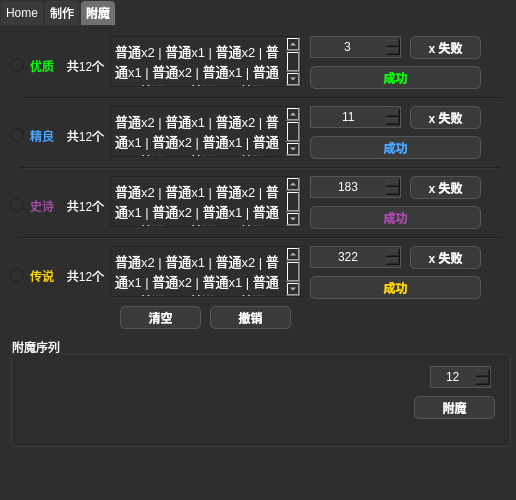
First picture: the form in Qt_MVC_cscalc/ui/main_window.ui, repository Seymour-ye/shoptitans, before the edit.
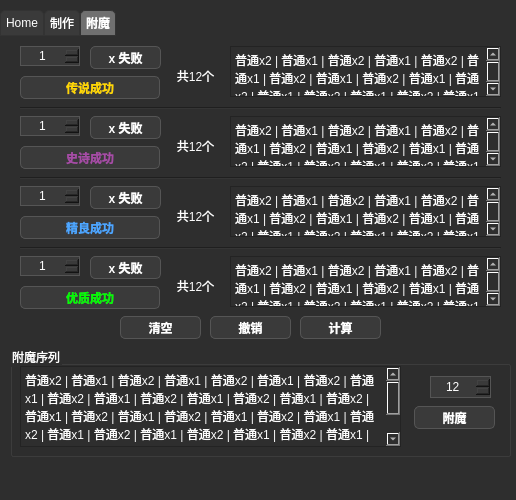
Second picture: the form after the edit. The open tabs and pages were chosen to show the change.

Commit message: Finished functionalities of enchantment input & analyze

```diff
--- a/Qt_MVC_cscalc/ui/main_window.ui
+++ b/Qt_MVC_cscalc/ui/main_window.ui
@@ -107,7 +107,7 @@
     <property name="geometry">
      <rect>
       <x>0</x>
-      <y>0</y>
+      <y>10</y>
       <width>521</width>
       <height>481</height>
      </rect>
@@ -1550,76 +1550,12 @@
      <attribute name="title">
       <string>附魔</string>
      </attribute>
-     <widget class="QRadioButton" name="superior_selection">
+     <widget class="QLabel" name="enchantment_count_label_1">
       <property name="geometry">
        <rect>
-        <x>10</x>
-        <y>30</y>
-        <width>51</width>
-        <height>19</height>
-       </rect>
-      </property>
-      <property name="styleSheet">
-       <string notr="true">color: #00ff00;</string>
-      </property>
-      <property name="text">
-       <string>优质</string>
-      </property>
-     </widget>
-     <widget class="QRadioButton" name="flawless_selection">
-      <property name="geometry">
-       <rect>
-        <x>10</x>
-        <y>100</y>
-        <width>51</width>
-        <height>19</height>
-       </rect>
-      </property>
-      <property name="styleSheet">
-       <string notr="true">color: #4da6ff;</string>
-      </property>
-      <property name="text">
-       <string>精良</string>
-      </property>
-     </widget>
-     <widget class="QRadioButton" name="epic_selection">
-      <property name="geometry">
-       <rect>
-        <x>10</x>
-        <y>170</y>
-        <width>51</width>
-        <height>19</height>
-       </rect>
-      </property>
-      <property name="styleSheet">
-       <string notr="true">color: #a64ca6;</string>
-      </property>
-      <property name="text">
-       <string>史诗</string>
-      </property>
-     </widget>
-     <widget class="QRadioButton" name="legendary_selection">
-      <property name="geometry">
-       <rect>
-        <x>10</x>
+        <x>170</x>
         <y>240</y>
         <width>51</width>
-        <height>19</height>
-       </rect>
-      </property>
-      <property name="styleSheet">
-       <string notr="true">color: #ffd700;</string>
-      </property>
-      <property name="text">
-       <string>传说</string>
-      </property>
-     </widget>
-     <widget class="QLabel" name="superior_sequence_count_label">
-      <property name="geometry">
-       <rect>
-        <x>60</x>
-        <y>30</y>
-        <width>51</width>
         <height>20</height>
        </rect>
       </property>
@@ -1634,157 +1570,10 @@
        <set>Qt::AlignmentFlag::AlignCenter</set>
       </property>
      </widget>
-     <widget class="QLabel" name="legendary_sequence_count_label">
+     <widget class="QPushButton" name="failure_1">
       <property name="geometry">
        <rect>
-        <x>60</x>
-        <y>240</y>
-        <width>51</width>
-        <height>20</height>
-       </rect>
-      </property>
-      <property name="styleSheet">
-       <string notr="true">background: none;
-border: none;</string>
-      </property>
-      <property name="text">
-       <string>共12个</string>
-      </property>
-      <property name="alignment">
-       <set>Qt::AlignmentFlag::AlignCenter</set>
-      </property>
-     </widget>
-     <widget class="QLabel" name="epic_sequence_count_label">
-      <property name="geometry">
-       <rect>
-        <x>60</x>
-        <y>170</y>
-        <width>51</width>
-        <height>20</height>
-       </rect>
-      </property>
-      <property name="styleSheet">
-       <string notr="true">background: none;
-border: none;</string>
-      </property>
-      <property name="text">
-       <string>共12个</string>
-      </property>
-      <property name="alignment">
-       <set>Qt::AlignmentFlag::AlignCenter</set>
-      </property>
-     </widget>
-     <widget class="QLabel" name="flawless_sequence_count_label">
-      <property name="geometry">
-       <rect>
-        <x>60</x>
-        <y>100</y>
-        <width>51</width>
-        <height>20</height>
-       </rect>
-      </property>
-      <property name="styleSheet">
-       <string notr="true">background: none;
-border: none;</string>
-      </property>
-      <property name="text">
-       <string>共12个</string>
-      </property>
-      <property name="alignment">
-       <set>Qt::AlignmentFlag::AlignCenter</set>
-      </property>
-     </widget>
-     <widget class="QPushButton" name="superior_failure">
-      <property name="geometry">
-       <rect>
-        <x>410</x>
-        <y>10</y>
-        <width>71</width>
-        <height>23</height>
-       </rect>
-      </property>
-      <property name="text">
-       <string>x 失败</string>
-      </property>
-     </widget>
-     <widget class="QPushButton" name="superior_success">
-      <property name="geometry">
-       <rect>
-        <x>310</x>
-        <y>40</y>
-        <width>171</width>
-        <height>23</height>
-       </rect>
-      </property>
-      <property name="styleSheet">
-       <string notr="true">color: #00ff00;</string>
-      </property>
-      <property name="text">
-       <string>成功</string>
-      </property>
-     </widget>
-     <widget class="QPushButton" name="flawless_failure">
-      <property name="geometry">
-       <rect>
-        <x>410</x>
-        <y>80</y>
-        <width>71</width>
-        <height>23</height>
-       </rect>
-      </property>
-      <property name="text">
-       <string>x 失败</string>
-      </property>
-     </widget>
-     <widget class="QPushButton" name="flawless_success">
-      <property name="geometry">
-       <rect>
-        <x>310</x>
-        <y>110</y>
-        <width>171</width>
-        <height>23</height>
-       </rect>
-      </property>
-      <property name="styleSheet">
-       <string notr="true">color: #4da6ff;</string>
-      </property>
-      <property name="text">
-       <string>成功</string>
-      </property>
-     </widget>
-     <widget class="QPushButton" name="epic_failure">
-      <property name="geometry">
-       <rect>
-        <x>410</x>
-        <y>150</y>
-        <width>71</width>
-        <height>23</height>
-       </rect>
-      </property>
-      <property name="text">
-       <string>x 失败</string>
-      </property>
-     </widget>
-     <widget class="QPushButton" name="epic_success">
-      <property name="geometry">
-       <rect>
-        <x>310</x>
-        <y>180</y>
-        <width>171</width>
-        <height>23</height>
-       </rect>
-      </property>
-      <property name="styleSheet">
-       <string notr="true">color: #a64ca6;</string>
-      </property>
-      <property name="text">
-       <string>成功</string>
-      </property>
-     </widget>
-     <widget class="QPushButton" name="legendary_failure">
-      <property name="geometry">
-       <rect>
-        <x>410</x>
+        <x>90</x>
         <y>220</y>
         <width>71</width>
         <height>23</height>
@@ -1797,17 +1586,33 @@
      <widget class="QPushButton" name="legendary_success">
       <property name="geometry">
        <rect>
-        <x>310</x>
+        <x>20</x>
         <y>250</y>
-        <width>171</width>
+        <width>140</width>
         <height>23</height>
        </rect>
       </property>
       <property name="styleSheet">
-       <string notr="true">color: #ffd700;</string>
+       <string notr="true">color: #00ff00;</string>
       </property>
       <property name="text">
-       <string>成功</string>
+       <string>优质成功</string>
+      </property>
+     </widget>
+     <widget class="QPushButton" name="success_3">
+      <property name="geometry">
+       <rect>
+        <x>20</x>
+        <y>110</y>
+        <width>140</width>
+        <height>23</height>
+       </rect>
+      </property>
+      <property name="styleSheet">
+       <string notr="true">color: #a64ca6;</string>
+      </property>
+      <property name="text">
+       <string>史诗成功</string>
       </property>
      </widget>
      <widget class="QGroupBox" name="final_sequence">
@@ -1854,6 +1659,29 @@
         <number>12</number>
        </property>
       </widget>
+      <widget class="QTextBrowser" name="enchantment_result">
+       <property name="geometry">
+        <rect>
+         <x>10</x>
+         <y>20</y>
+         <width>381</width>
+         <height>81</height>
+        </rect>
+       </property>
+       <property name="verticalScrollBarPolicy">
+        <enum>Qt::ScrollBarPolicy::ScrollBarAlwaysOn</enum>
+       </property>
+       <property name="html">
+        <string>&lt;!DOCTYPE HTML PUBLIC &quot;-//W3C//DTD HTML 4.0//EN&quot; &quot;http://www.w3.org/TR/REC-html40/strict.dtd&quot;&gt;
+&lt;html&gt;&lt;head&gt;&lt;meta name=&quot;qrichtext&quot; content=&quot;1&quot; /&gt;&lt;meta charset=&quot;utf-8&quot; /&gt;&lt;style type=&quot;text/css&quot;&gt;
+p, li { white-space: pre-wrap; }
+hr { height: 1px; border-width: 0; }
+li.unchecked::marker { content: &quot;\2610&quot;; }
+li.checked::marker { content: &quot;\2612&quot;; }
+&lt;/style&gt;&lt;/head&gt;&lt;body style=&quot; font-family:'Microsoft YaHei UI'; font-size:9pt; font-weight:400; font-style:normal;&quot;&gt;
+&lt;p style=&quot; margin-top:0px; margin-bottom:0px; margin-left:0px; margin-right:0px; -qt-block-indent:0; text-indent:0px;&quot;&gt;普通x2 | 普通x1 | 普通x2 | 普通x1 | 普通x2 | 普通x1 | 普通x2 | 普通x1 | 普通x2 | 普通x1 | 普通x2 | 普通x1 | 普通x2 | 普通x1 | 普通x2 | 普通x1 | 普通x2 | 普通x1 | 普通x2 | 普通x1 | 普通x2 | 普通x1 | 普通x2 | 普通x1 | 普通x2 | 普通x1 | 普通x2 | 普通x1 | 普通x2 | 普通x1 | 普通x2 | 普通x1 | 普通x2 | 普通x1 | 普通x2 | 普通x1 | 普通x2 | 普通x1 | 普通x2 | 普通x1 | 普通x2 | 普通x1 | &lt;/p&gt;&lt;/body&gt;&lt;/html&gt;</string>
+       </property>
+      </widget>
      </widget>
      <widget class="Line" name="line">
       <property name="geometry">
@@ -1897,70 +1725,10 @@
      <widget class="QSpinBox" name="epic_failure_amount">
       <property name="geometry">
        <rect>
-        <x>310</x>
-        <y>150</y>
-        <width>91</width>
-        <height>22</height>
-       </rect>
-      </property>
-      <property name="alignment">
-       <set>Qt::AlignmentFlag::AlignCenter</set>
-      </property>
-      <property name="maximum">
-       <number>9999</number>
-      </property>
-      <property name="value">
-       <number>183</number>
-      </property>
-     </widget>
-     <widget class="QSpinBox" name="superior_failure_amount">
-      <property name="geometry">
-       <rect>
-        <x>310</x>
-        <y>10</y>
-        <width>91</width>
-        <height>22</height>
-       </rect>
-      </property>
-      <property name="alignment">
-       <set>Qt::AlignmentFlag::AlignCenter</set>
-      </property>
-      <property name="prefix">
-       <string/>
-      </property>
-      <property name="maximum">
-       <number>9999</number>
-      </property>
-      <property name="value">
-       <number>3</number>
-      </property>
-     </widget>
-     <widget class="QSpinBox" name="legendary_failure_amount">
-      <property name="geometry">
-       <rect>
-        <x>310</x>
+        <x>20</x>
         <y>220</y>
-        <width>91</width>
-        <height>22</height>
-       </rect>
-      </property>
-      <property name="alignment">
-       <set>Qt::AlignmentFlag::AlignCenter</set>
-      </property>
-      <property name="maximum">
-       <number>9999</number>
-      </property>
-      <property name="value">
-       <number>322</number>
-      </property>
-     </widget>
-     <widget class="QSpinBox" name="flawless_failure_amount">
-      <property name="geometry">
-       <rect>
-        <x>310</x>
-        <y>80</y>
-        <width>91</width>
-        <height>22</height>
+        <width>60</width>
+        <height>20</height>
        </rect>
       </property>
       <property name="alignment">
@@ -1969,14 +1737,14 @@
       <property name="prefix">
        <string/>
       </property>
+      <property name="minimum">
+       <number>1</number>
+      </property>
       <property name="maximum">
        <number>9999</number>
       </property>
       <property name="value">
-       <number>11</number>
-      </property>
-      <property name="displayIntegerBase">
-       <number>10</number>
+       <number>1</number>
       </property>
      </widget>
      <widget class="QPushButton" name="enchantment_clear">
@@ -2004,82 +1772,16 @@
       <property name="text">
        <string>撤销</string>
       </property>
-     </widget>
-     <widget class="QTextBrowser" name="textBrowser">
-      <property name="geometry">
-       <rect>
-        <x>110</x>
-        <y>10</y>
-        <width>191</width>
-        <height>51</height>
-       </rect>
+      <property name="shortcut">
+       <string>Backspace</string>
       </property>
-      <property name="verticalScrollBarPolicy">
-       <enum>Qt::ScrollBarPolicy::ScrollBarAlwaysOn</enum>
-      </property>
-      <property name="html">
-       <string>&lt;!DOCTYPE HTML PUBLIC &quot;-//W3C//DTD HTML 4.0//EN&quot; &quot;http://www.w3.org/TR/REC-html40/strict.dtd&quot;&gt;
-&lt;html&gt;&lt;head&gt;&lt;meta name=&quot;qrichtext&quot; content=&quot;1&quot; /&gt;&lt;meta charset=&quot;utf-8&quot; /&gt;&lt;style type=&quot;text/css&quot;&gt;
-p, li { white-space: pre-wrap; }
-hr { height: 1px; border-width: 0; }
-li.unchecked::marker { content: &quot;\2610&quot;; }
-li.checked::marker { content: &quot;\2612&quot;; }
-&lt;/style&gt;&lt;/head&gt;&lt;body style=&quot; font-family:'Microsoft YaHei UI'; font-size:9pt; font-weight:400; font-style:normal;&quot;&gt;
-&lt;p style=&quot; margin-top:0px; margin-bottom:0px; margin-left:0px; margin-right:0px; -qt-block-indent:0; text-indent:0px;&quot;&gt;&lt;span style=&quot; font-size:10pt;&quot;&gt;普通x2 | 普通x1 | 普通x2 | 普通x1 | 普通x2 | 普通x1 | 普通x2 | 普通x1 | 普通x2 | 普通x1 | 普通x2 | 普通x1 | 普通x2 | 普通x1 | 普通x2 | 普通x1 | 普通x2 | 普通x1 | 普通x2 | 普通x1 | 普通x2 | 普通x1 | 普通x2 | 普通x1 | 普通x2 | 普通x1 | 普通x2 | 普通x1 | 普通x2 | 普通x1 | 普通x2 | 普通x1 | 普通x2 | 普通x1 | 普通x2 | 普通x1 | 普通x2 | 普通x1 | 普通x2 | 普通x1 | 普通x2 | 普通x1 | &lt;/span&gt;&lt;/p&gt;&lt;/body&gt;&lt;/html&gt;</string>
-      </property>
      </widget>
      <widget class="QTextBrowser" name="textBrowser_2">
       <property name="geometry">
        <rect>
-        <x>110</x>
-        <y>80</y>
-        <width>191</width>
-        <height>51</height>
-       </rect>
-      </property>
-      <property name="verticalScrollBarPolicy">
-       <enum>Qt::ScrollBarPolicy::ScrollBarAlwaysOn</enum>
-      </property>
-      <property name="html">
-       <string>&lt;!DOCTYPE HTML PUBLIC &quot;-//W3C//DTD HTML 4.0//EN&quot; &quot;http://www.w3.org/TR/REC-html40/strict.dtd&quot;&gt;
-&lt;html&gt;&lt;head&gt;&lt;meta name=&quot;qrichtext&quot; content=&quot;1&quot; /&gt;&lt;meta charset=&quot;utf-8&quot; /&gt;&lt;style type=&quot;text/css&quot;&gt;
-p, li { white-space: pre-wrap; }
-hr { height: 1px; border-width: 0; }
-li.unchecked::marker { content: &quot;\2610&quot;; }
-li.checked::marker { content: &quot;\2612&quot;; }
-&lt;/style&gt;&lt;/head&gt;&lt;body style=&quot; font-family:'Microsoft YaHei UI'; font-size:9pt; font-weight:400; font-style:normal;&quot;&gt;
-&lt;p style=&quot; margin-top:0px; margin-bottom:0px; margin-left:0px; margin-right:0px; -qt-block-indent:0; text-indent:0px;&quot;&gt;&lt;span style=&quot; font-size:10pt;&quot;&gt;普通x2 | 普通x1 | 普通x2 | 普通x1 | 普通x2 | 普通x1 | 普通x2 | 普通x1 | 普通x2 | 普通x1 | 普通x2 | 普通x1 | 普通x2 | 普通x1 | 普通x2 | 普通x1 | 普通x2 | 普通x1 | 普通x2 | 普通x1 | 普通x2 | 普通x1 | 普通x2 | 普通x1 | 普通x2 | 普通x1 | 普通x2 | 普通x1 | 普通x2 | 普通x1 | 普通x2 | 普通x1 | 普通x2 | 普通x1 | 普通x2 | 普通x1 | 普通x2 | 普通x1 | 普通x2 | 普通x1 | 普通x2 | 普通x1 | &lt;/span&gt;&lt;/p&gt;&lt;/body&gt;&lt;/html&gt;</string>
-      </property>
-     </widget>
-     <widget class="QTextBrowser" name="textBrowser_3">
-      <property name="geometry">
-       <rect>
-        <x>110</x>
-        <y>150</y>
-        <width>191</width>
-        <height>51</height>
-       </rect>
-      </property>
-      <property name="verticalScrollBarPolicy">
-       <enum>Qt::ScrollBarPolicy::ScrollBarAlwaysOn</enum>
-      </property>
-      <property name="html">
-       <string>&lt;!DOCTYPE HTML PUBLIC &quot;-//W3C//DTD HTML 4.0//EN&quot; &quot;http://www.w3.org/TR/REC-html40/strict.dtd&quot;&gt;
-&lt;html&gt;&lt;head&gt;&lt;meta name=&quot;qrichtext&quot; content=&quot;1&quot; /&gt;&lt;meta charset=&quot;utf-8&quot; /&gt;&lt;style type=&quot;text/css&quot;&gt;
-p, li { white-space: pre-wrap; }
-hr { height: 1px; border-width: 0; }
-li.unchecked::marker { content: &quot;\2610&quot;; }
-li.checked::marker { content: &quot;\2612&quot;; }
-&lt;/style&gt;&lt;/head&gt;&lt;body style=&quot; font-family:'Microsoft YaHei UI'; font-size:9pt; font-weight:400; font-style:normal;&quot;&gt;
-&lt;p style=&quot; margin-top:0px; margin-bottom:0px; margin-left:0px; margin-right:0px; -qt-block-indent:0; text-indent:0px;&quot;&gt;&lt;span style=&quot; font-size:10pt;&quot;&gt;普通x2 | 普通x1 | 普通x2 | 普通x1 | 普通x2 | 普通x1 | 普通x2 | 普通x1 | 普通x2 | 普通x1 | 普通x2 | 普通x1 | 普通x2 | 普通x1 | 普通x2 | 普通x1 | 普通x2 | 普通x1 | 普通x2 | 普通x1 | 普通x2 | 普通x1 | 普通x2 | 普通x1 | 普通x2 | 普通x1 | 普通x2 | 普通x1 | 普通x2 | 普通x1 | 普通x2 | 普通x1 | 普通x2 | 普通x1 | 普通x2 | 普通x1 | 普通x2 | 普通x1 | 普通x2 | 普通x1 | 普通x2 | 普通x1 | &lt;/span&gt;&lt;/p&gt;&lt;/body&gt;&lt;/html&gt;</string>
-      </property>
-     </widget>
-     <widget class="QTextBrowser" name="textBrowser_4">
-      <property name="geometry">
-       <rect>
-        <x>110</x>
+        <x>230</x>
         <y>220</y>
-        <width>191</width>
+        <width>271</width>
         <height>51</height>
        </rect>
       </property>
@@ -2094,7 +1796,298 @@
 li.unchecked::marker { content: &quot;\2610&quot;; }
 li.checked::marker { content: &quot;\2612&quot;; }
 &lt;/style&gt;&lt;/head&gt;&lt;body style=&quot; font-family:'Microsoft YaHei UI'; font-size:9pt; font-weight:400; font-style:normal;&quot;&gt;
-&lt;p style=&quot; margin-top:0px; margin-bottom:0px; margin-left:0px; margin-right:0px; -qt-block-indent:0; text-indent:0px;&quot;&gt;&lt;span style=&quot; font-size:10pt;&quot;&gt;普通x2 | 普通x1 | 普通x2 | 普通x1 | 普通x2 | 普通x1 | 普通x2 | 普通x1 | 普通x2 | 普通x1 | 普通x2 | 普通x1 | 普通x2 | 普通x1 | 普通x2 | 普通x1 | 普通x2 | 普通x1 | 普通x2 | 普通x1 | 普通x2 | 普通x1 | 普通x2 | 普通x1 | 普通x2 | 普通x1 | 普通x2 | 普通x1 | 普通x2 | 普通x1 | 普通x2 | 普通x1 | 普通x2 | 普通x1 | 普通x2 | 普通x1 | 普通x2 | 普通x1 | 普通x2 | 普通x1 | 普通x2 | 普通x1 | &lt;/span&gt;&lt;/p&gt;&lt;/body&gt;&lt;/html&gt;</string>
+&lt;p style=&quot; margin-top:0px; margin-bottom:0px; margin-left:0px; margin-right:0px; -qt-block-indent:0; text-indent:0px;&quot;&gt;普通x2 | 普通x1 | 普通x2 | 普通x1 | 普通x2 | 普通x1 | 普通x2 | 普通x1 | 普通x2 | 普通x1 | 普通x2 | 普通x1 | 普通x2 | 普通x1 | 普通x2 | 普通x1 | 普通x2 | 普通x1 | 普通x2 | 普通x1 | 普通x2 | 普通x1 | 普通x2 | 普通x1 | 普通x2 | 普通x1 | 普通x2 | 普通x1 | 普通x2 | 普通x1 | 普通x2 | 普通x1 | 普通x2 | 普通x1 | 普通x2 | 普通x1 | 普通x2 | 普通x1 | 普通x2 | 普通x1 | 普通x2 | 普通x1 | &lt;/p&gt;&lt;/body&gt;&lt;/html&gt;</string>
+      </property>
+     </widget>
+     <widget class="QPushButton" name="failure_3">
+      <property name="geometry">
+       <rect>
+        <x>90</x>
+        <y>80</y>
+        <width>71</width>
+        <height>23</height>
+       </rect>
+      </property>
+      <property name="text">
+       <string>x 失败</string>
+      </property>
+     </widget>
+     <widget class="QSpinBox" name="failure_amount_3">
+      <property name="geometry">
+       <rect>
+        <x>20</x>
+        <y>80</y>
+        <width>60</width>
+        <height>20</height>
+       </rect>
+      </property>
+      <property name="alignment">
+       <set>Qt::AlignmentFlag::AlignCenter</set>
+      </property>
+      <property name="prefix">
+       <string/>
+      </property>
+      <property name="minimum">
+       <number>1</number>
+      </property>
+      <property name="maximum">
+       <number>9999</number>
+      </property>
+      <property name="value">
+       <number>1</number>
+      </property>
+     </widget>
+     <widget class="QLabel" name="enchantment_count_label_3">
+      <property name="geometry">
+       <rect>
+        <x>170</x>
+        <y>100</y>
+        <width>51</width>
+        <height>20</height>
+       </rect>
+      </property>
+      <property name="styleSheet">
+       <string notr="true">background: none;
+border: none;</string>
+      </property>
+      <property name="text">
+       <string>共12个</string>
+      </property>
+      <property name="alignment">
+       <set>Qt::AlignmentFlag::AlignCenter</set>
+      </property>
+     </widget>
+     <widget class="QTextBrowser" name="enchantment_sequence_3">
+      <property name="geometry">
+       <rect>
+        <x>230</x>
+        <y>80</y>
+        <width>271</width>
+        <height>51</height>
+       </rect>
+      </property>
+      <property name="verticalScrollBarPolicy">
+       <enum>Qt::ScrollBarPolicy::ScrollBarAlwaysOn</enum>
+      </property>
+      <property name="html">
+       <string>&lt;!DOCTYPE HTML PUBLIC &quot;-//W3C//DTD HTML 4.0//EN&quot; &quot;http://www.w3.org/TR/REC-html40/strict.dtd&quot;&gt;
+&lt;html&gt;&lt;head&gt;&lt;meta name=&quot;qrichtext&quot; content=&quot;1&quot; /&gt;&lt;meta charset=&quot;utf-8&quot; /&gt;&lt;style type=&quot;text/css&quot;&gt;
+p, li { white-space: pre-wrap; }
+hr { height: 1px; border-width: 0; }
+li.unchecked::marker { content: &quot;\2610&quot;; }
+li.checked::marker { content: &quot;\2612&quot;; }
+&lt;/style&gt;&lt;/head&gt;&lt;body style=&quot; font-family:'Microsoft YaHei UI'; font-size:9pt; font-weight:400; font-style:normal;&quot;&gt;
+&lt;p style=&quot; margin-top:0px; margin-bottom:0px; margin-left:0px; margin-right:0px; -qt-block-indent:0; text-indent:0px;&quot;&gt;普通x2 | 普通x1 | 普通x2 | 普通x1 | 普通x2 | 普通x1 | 普通x2 | 普通x1 | 普通x2 | 普通x1 | 普通x2 | 普通x1 | 普通x2 | 普通x1 | 普通x2 | 普通x1 | 普通x2 | 普通x1 | 普通x2 | 普通x1 | 普通x2 | 普通x1 | 普通x2 | 普通x1 | 普通x2 | 普通x1 | 普通x2 | 普通x1 | 普通x2 | 普通x1 | 普通x2 | 普通x1 | 普通x2 | 普通x1 | 普通x2 | 普通x1 | 普通x2 | 普通x1 | 普通x2 | 普通x1 | 普通x2 | 普通x1 | &lt;/p&gt;&lt;/body&gt;&lt;/html&gt;</string>
+      </property>
+     </widget>
+     <widget class="QTextBrowser" name="enchantment_sequence_4">
+      <property name="geometry">
+       <rect>
+        <x>230</x>
+        <y>10</y>
+        <width>271</width>
+        <height>51</height>
+       </rect>
+      </property>
+      <property name="verticalScrollBarPolicy">
+       <enum>Qt::ScrollBarPolicy::ScrollBarAlwaysOn</enum>
+      </property>
+      <property name="html">
+       <string>&lt;!DOCTYPE HTML PUBLIC &quot;-//W3C//DTD HTML 4.0//EN&quot; &quot;http://www.w3.org/TR/REC-html40/strict.dtd&quot;&gt;
+&lt;html&gt;&lt;head&gt;&lt;meta name=&quot;qrichtext&quot; content=&quot;1&quot; /&gt;&lt;meta charset=&quot;utf-8&quot; /&gt;&lt;style type=&quot;text/css&quot;&gt;
+p, li { white-space: pre-wrap; }
+hr { height: 1px; border-width: 0; }
+li.unchecked::marker { content: &quot;\2610&quot;; }
+li.checked::marker { content: &quot;\2612&quot;; }
+&lt;/style&gt;&lt;/head&gt;&lt;body style=&quot; font-family:'Microsoft YaHei UI'; font-size:9pt; font-weight:400; font-style:normal;&quot;&gt;
+&lt;p style=&quot; margin-top:0px; margin-bottom:0px; margin-left:0px; margin-right:0px; -qt-block-indent:0; text-indent:0px;&quot;&gt;普通x2 | 普通x1 | 普通x2 | 普通x1 | 普通x2 | 普通x1 | 普通x2 | 普通x1 | 普通x2 | 普通x1 | 普通x2 | 普通x1 | 普通x2 | 普通x1 | 普通x2 | 普通x1 | 普通x2 | 普通x1 | 普通x2 | 普通x1 | 普通x2 | 普通x1 | 普通x2 | 普通x1 | 普通x2 | 普通x1 | 普通x2 | 普通x1 | 普通x2 | 普通x1 | 普通x2 | 普通x1 | 普通x2 | 普通x1 | 普通x2 | 普通x1 | 普通x2 | 普通x1 | 普通x2 | 普通x1 | 普通x2 | 普通x1 | &lt;/p&gt;&lt;/body&gt;&lt;/html&gt;</string>
+      </property>
+     </widget>
+     <widget class="QPushButton" name="failure_4">
+      <property name="geometry">
+       <rect>
+        <x>90</x>
+        <y>10</y>
+        <width>71</width>
+        <height>23</height>
+       </rect>
+      </property>
+      <property name="text">
+       <string>x 失败</string>
+      </property>
+     </widget>
+     <widget class="QPushButton" name="success_4">
+      <property name="geometry">
+       <rect>
+        <x>20</x>
+        <y>40</y>
+        <width>140</width>
+        <height>23</height>
+       </rect>
+      </property>
+      <property name="styleSheet">
+       <string notr="true">color: #ffd700;</string>
+      </property>
+      <property name="text">
+       <string>传说成功</string>
+      </property>
+     </widget>
+     <widget class="QSpinBox" name="failure_amount_4">
+      <property name="geometry">
+       <rect>
+        <x>20</x>
+        <y>10</y>
+        <width>60</width>
+        <height>20</height>
+       </rect>
+      </property>
+      <property name="alignment">
+       <set>Qt::AlignmentFlag::AlignCenter</set>
+      </property>
+      <property name="prefix">
+       <string/>
+      </property>
+      <property name="minimum">
+       <number>1</number>
+      </property>
+      <property name="maximum">
+       <number>9999</number>
+      </property>
+      <property name="value">
+       <number>1</number>
+      </property>
+     </widget>
+     <widget class="QLabel" name="enchantment_count_label_4">
+      <property name="geometry">
+       <rect>
+        <x>170</x>
+        <y>30</y>
+        <width>51</width>
+        <height>20</height>
+       </rect>
+      </property>
+      <property name="styleSheet">
+       <string notr="true">background: none;
+border: none;</string>
+      </property>
+      <property name="text">
+       <string>共12个</string>
+      </property>
+      <property name="alignment">
+       <set>Qt::AlignmentFlag::AlignCenter</set>
+      </property>
+     </widget>
+     <widget class="QTextBrowser" name="enchantment_sequence_2">
+      <property name="geometry">
+       <rect>
+        <x>230</x>
+        <y>150</y>
+        <width>271</width>
+        <height>51</height>
+       </rect>
+      </property>
+      <property name="verticalScrollBarPolicy">
+       <enum>Qt::ScrollBarPolicy::ScrollBarAlwaysOn</enum>
+      </property>
+      <property name="html">
+       <string>&lt;!DOCTYPE HTML PUBLIC &quot;-//W3C//DTD HTML 4.0//EN&quot; &quot;http://www.w3.org/TR/REC-html40/strict.dtd&quot;&gt;
+&lt;html&gt;&lt;head&gt;&lt;meta name=&quot;qrichtext&quot; content=&quot;1&quot; /&gt;&lt;meta charset=&quot;utf-8&quot; /&gt;&lt;style type=&quot;text/css&quot;&gt;
+p, li { white-space: pre-wrap; }
+hr { height: 1px; border-width: 0; }
+li.unchecked::marker { content: &quot;\2610&quot;; }
+li.checked::marker { content: &quot;\2612&quot;; }
+&lt;/style&gt;&lt;/head&gt;&lt;body style=&quot; font-family:'Microsoft YaHei UI'; font-size:9pt; font-weight:400; font-style:normal;&quot;&gt;
+&lt;p style=&quot; margin-top:0px; margin-bottom:0px; margin-left:0px; margin-right:0px; -qt-block-indent:0; text-indent:0px;&quot;&gt;普通x2 | 普通x1 | 普通x2 | 普通x1 | 普通x2 | 普通x1 | 普通x2 | 普通x1 | 普通x2 | 普通x1 | 普通x2 | 普通x1 | 普通x2 | 普通x1 | 普通x2 | 普通x1 | 普通x2 | 普通x1 | 普通x2 | 普通x1 | 普通x2 | 普通x1 | 普通x2 | 普通x1 | 普通x2 | 普通x1 | 普通x2 | 普通x1 | 普通x2 | 普通x1 | 普通x2 | 普通x1 | 普通x2 | 普通x1 | 普通x2 | 普通x1 | 普通x2 | 普通x1 | 普通x2 | 普通x1 | 普通x2 | 普通x1 | &lt;/p&gt;&lt;/body&gt;&lt;/html&gt;</string>
+      </property>
+     </widget>
+     <widget class="QPushButton" name="success_2">
+      <property name="geometry">
+       <rect>
+        <x>20</x>
+        <y>180</y>
+        <width>140</width>
+        <height>23</height>
+       </rect>
+      </property>
+      <property name="styleSheet">
+       <string notr="true">color: #4da6ff;</string>
+      </property>
+      <property name="text">
+       <string>精良成功</string>
+      </property>
+     </widget>
+     <widget class="QPushButton" name="failure_2">
+      <property name="geometry">
+       <rect>
+        <x>90</x>
+        <y>150</y>
+        <width>71</width>
+        <height>23</height>
+       </rect>
+      </property>
+      <property name="text">
+       <string>x 失败</string>
+      </property>
+     </widget>
+     <widget class="QSpinBox" name="failure_amount_2">
+      <property name="geometry">
+       <rect>
+        <x>20</x>
+        <y>150</y>
+        <width>60</width>
+        <height>20</height>
+       </rect>
+      </property>
+      <property name="alignment">
+       <set>Qt::AlignmentFlag::AlignCenter</set>
+      </property>
+      <property name="prefix">
+       <string/>
+      </property>
+      <property name="minimum">
+       <number>1</number>
+      </property>
+      <property name="maximum">
+       <number>9999</number>
+      </property>
+      <property name="value">
+       <number>1</number>
+      </property>
+     </widget>
+     <widget class="QLabel" name="enchantment_count_label_2">
+      <property name="geometry">
+       <rect>
+        <x>170</x>
+        <y>170</y>
+        <width>51</width>
+        <height>20</height>
+       </rect>
+      </property>
+      <property name="styleSheet">
+       <string notr="true">background: none;
+border: none;</string>
+      </property>
+      <property name="text">
+       <string>共12个</string>
+      </property>
+      <property name="alignment">
+       <set>Qt::AlignmentFlag::AlignCenter</set>
+      </property>
+     </widget>
+     <widget class="QPushButton" name="enchantment_calculate">
+      <property name="geometry">
+       <rect>
+        <x>300</x>
+        <y>280</y>
+        <width>81</width>
+        <height>23</height>
+       </rect>
+      </property>
+      <property name="text">
+       <string>计算</string>
+      </property>
+      <property name="shortcut">
+       <string>Return</string>
       </property>
      </widget>
     </widget>
```
Left out of the diff: 13 changed lines with no effect on the pictures. The commit also changes 4 other files.
